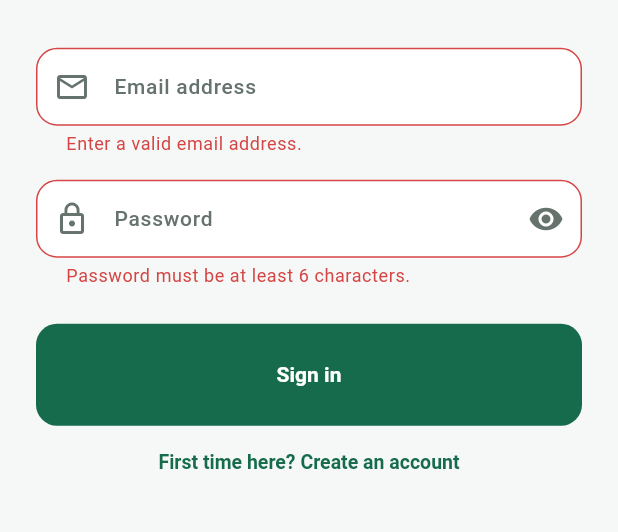
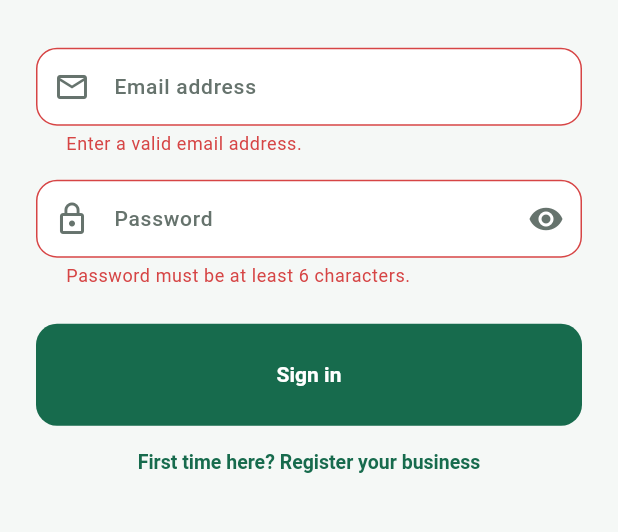
Before and after one commit to Moses361/business_dash, a Flutter app: the screen it shows after launch, after a tap on "Sign in", on a phone screen of 412 x 824 dp, the part 469-1001 px from its top. Run offline on Flutter 3.47's test engine with Material 3 defaults, Android fonts, the phone set to English and light mode, and no system bars; our stand-ins replace cloud_firestore, file_picker, firebase_auth, firebase_core, pdf, printing and 2 more; accounts and stored records are empty.

Commit message:
Document Firebase owner registration setup

```diff
--- a/lib/screens/owner_login_screen.dart
+++ b/lib/screens/owner_login_screen.dart
@@ -1,3 +1,5 @@
+
+import 'package:cloud_firestore/cloud_firestore.dart';
 import 'package:firebase_auth/firebase_auth.dart';
 import 'package:flutter/material.dart';
 
@@ -10,6 +12,7 @@ class OwnerLoginScreen extends StatefulWidget {
 
 class _OwnerLoginScreenState extends State<OwnerLoginScreen> {
   final _formKey = GlobalKey<FormState>();
+  final _businessName = TextEditingController();
   final _email = TextEditingController();
   final _password = TextEditingController();
 
@@ -17,9 +20,11 @@ class _OwnerLoginScreenState extends State<OwnerLoginScreen> {
   bool _loading = false;
   bool _obscurePassword = true;
   String? _error;
+  String? _success;
 
   @override
   void dispose() {
+    _businessName.dispose();
     _email.dispose();
     _password.dispose();
     super.dispose();
@@ -31,19 +36,68 @@ class _OwnerLoginScreenState extends State<OwnerLoginScreen> {
     setState(() {
       _loading = true;
       _error = null;
+      _success = null;
     });
 
+    final auth = FirebaseAuth.instance;
+    final email = _email.text.trim();
+
     try {
-      final auth = FirebaseAuth.instance;
+      if (_creatingAccount) {
+        final businessName = _businessName.text.trim();
 
-      if (_creatingAccount) {
-        await auth.createUserWithEmailAndPassword(
-          email: _email.text.trim(),
+        final credential = await auth.createUserWithEmailAndPassword(
+          email: email,
           password: _password.text,
         );
+
+        final user = credential.user;
+        if (user == null) {
+          throw FirebaseAuthException(
+            code: 'account-creation-failed',
+            message: 'Your account could not be created. Please try again.',
+          );
+        }
+
+        try {
+          await FirebaseFirestore.instance
+              .collection('accessRequests')
+              .doc(user.uid)
+              .set({
+            'businessName': businessName,
+            'email': user.email,
+            'status': 'pending',
+            'createdAt': FieldValue.serverTimestamp(),
+          });
+        } catch (_) {
+          // Keep the new account. Do not ask the user to register again.
+          if (!mounted) return;
+
+          setState(() {
+            _success =
+                'Your login account was created, but your access request '
+                'could not be submitted. Please sign in again later or '
+                'contact the administrator for assistance.';
+          });
+
+          await auth.signOut();
+          return;
+        }
+
+        if (!mounted) return;
+
+        setState(() {
+          _success =
+              'Your registration request has been submitted. '
+              'Please wait for an administrator to approve your access.';
+        });
+
+        // AuthGate will show the pending-access screen until an
+        // administrator creates the approved user profile.
+        await auth.signOut();
       } else {
         await auth.signInWithEmailAndPassword(
-          email: _email.text.trim(),
+          email: email,
           password: _password.text,
         );
       }
@@ -56,7 +110,8 @@ class _OwnerLoginScreenState extends State<OwnerLoginScreen> {
           'user-not-found' ||
           'wrong-password' ||
           'invalid-credential' => 'Email or password is incorrect.',
-          'email-already-in-use' => 'An account already exists for this email.',
+          'email-already-in-use' =>
+            'An account already exists for this email. Please sign in.',
           'weak-password' =>
             'Choose a stronger password (at least 6 characters).',
           'too-many-requests' =>
@@ -65,6 +120,8 @@ class _OwnerLoginScreenState extends State<OwnerLoginScreen> {
             'Network error. Check your internet connection.',
           'operation-not-allowed' =>
             'Email/Password sign-in is not enabled in Firebase.',
+          'account-creation-failed' =>
+            'Your account could not be created. Please try again.',
           _ => e.message ?? 'Authentication failed. Please try again.',
         };
       });
@@ -109,11 +166,34 @@ class _OwnerLoginScreenState extends State<OwnerLoginScreen> {
                     const SizedBox(height: 8),
                     Text(
                       _creatingAccount
-                          ? 'Create your owner account'
+                          ? 'Register your business'
                           : 'Sign in to your business dashboard',
                       textAlign: TextAlign.center,
                     ),
                     const SizedBox(height: 32),
+                    if (_creatingAccount) ...[
+                      TextFormField(
+                        controller: _businessName,
+                        textCapitalization: TextCapitalization.words,
+                        decoration: const InputDecoration(
+                          labelText: 'Business name',
+                          prefixIcon: Icon(Icons.store_outlined),
+                          border: OutlineInputBorder(),
+                        ),
+                        validator: (value) {
+                          if (!_creatingAccount) return null;
+                          final name = value?.trim() ?? '';
+                          if (name.isEmpty) {
+                            return 'Enter your business name.';
+                          }
+                          if (name.length > 100) {
+                            return 'Business name must be 100 characters or fewer.';
+                          }
+                          return null;
+                        },
+                      ),
+                      const SizedBox(height: 16),
+                    ],
                     TextFormField(
                       controller: _email,
                       keyboardType: TextInputType.emailAddress,
@@ -173,6 +253,16 @@ class _OwnerLoginScreenState extends State<OwnerLoginScreen> {
                         textAlign: TextAlign.center,
                       ),
                     ],
+                    if (_success != null) ...[
+                      const SizedBox(height: 16),
+                      Text(
+                        _success!,
+                        style: TextStyle(
+                          color: theme.colorScheme.primary,
+                        ),
+                        textAlign: TextAlign.center,
+                      ),
+                    ],
                     const SizedBox(height: 24),
                     FilledButton(
                       onPressed: _loading ? null : _submit,
@@ -187,7 +277,9 @@ class _OwnerLoginScreenState extends State<OwnerLoginScreen> {
                                 ),
                               )
                             : Text(
-                                _creatingAccount ? 'Create account' : 'Sign in',
+                                _creatingAccount
+                                    ? 'Submit registration'
+                                    : 'Sign in',
                               ),
                       ),
                     ),
@@ -198,12 +290,13 @@ class _OwnerLoginScreenState extends State<OwnerLoginScreen> {
                               setState(() {
                                 _creatingAccount = !_creatingAccount;
                                 _error = null;
+                                _success = null;
                               });
                             },
                       child: Text(
                         _creatingAccount
                             ? 'Already have an account? Sign in'
-                            : 'First time here? Create an account',
+                            : 'First time here? Register your business',
                       ),
                     ),
                   ],
```
Also changed, not shown: 3 other files.
